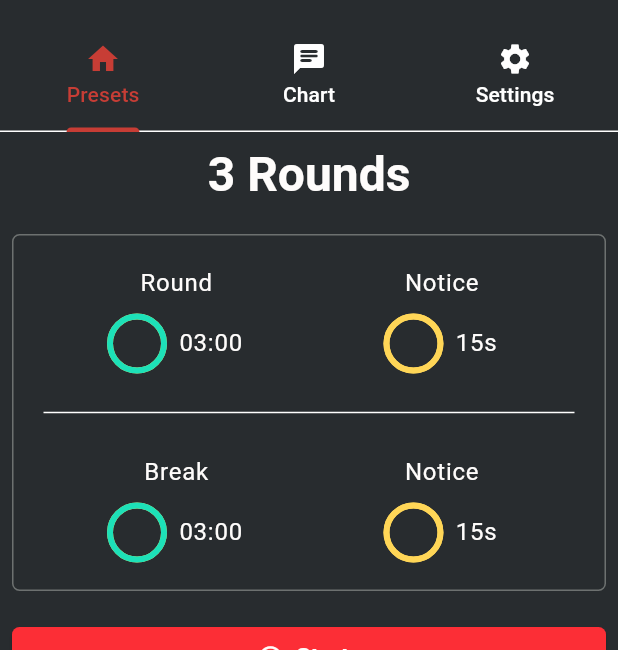
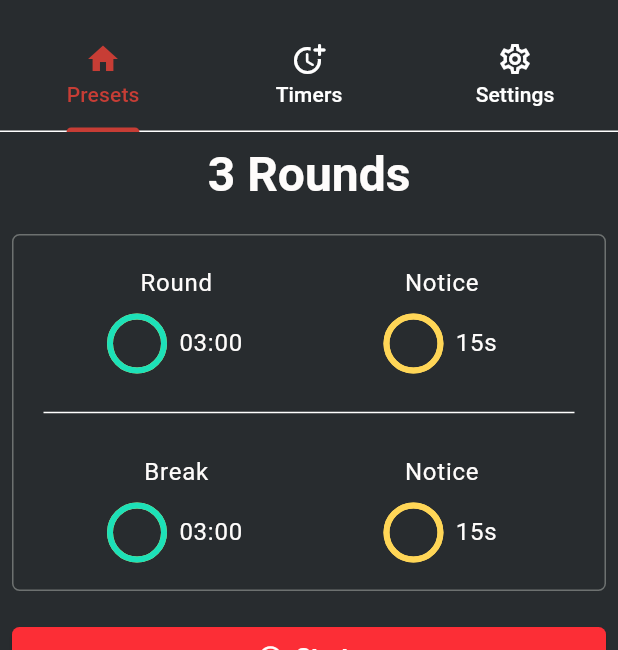
Before and after one commit to ISCIrvingDev/flutter-boxing-timer, a Flutter app: the screen it shows after launch, on a phone screen of 412 x 824 dp, the part 63-713 px from its top. Run offline on Flutter 3.47's test engine with Material 3 defaults, Android fonts, the phone set to English and light mode, and no system bars.

Commit message:
Set Icons to the Tabs

```diff
--- a/lib/pages/home/home.page.dart
+++ b/lib/pages/home/home.page.dart
@@ -22,8 +22,8 @@ class _HomePageState extends State<HomePage> {
         bottom: TabBar(
           tabs: [
             Tab(icon: Icon(Icons.home), text: 'Presets'),
-            Tab(icon: Icon(Icons.chat_rounded), text: 'Chart'),
-            Tab(icon: Icon(Icons.settings), text: 'Settings'),
+            Tab(icon: Icon(Icons.more_time_rounded), text: 'Timers'),
+            Tab(icon: Icon(Icons.settings_outlined), text: 'Settings'),
           ],
         ),
       ),
@@ -33,11 +33,11 @@ class _HomePageState extends State<HomePage> {
             CurrentTimerTab(),
             Container(
               color: Colors.redAccent,
-              child: const Icon(Icons.chat_rounded),
+              child: const Icon(Icons.more_time_rounded),
             ),
             Container(
               color: Colors.orangeAccent,
-              child: const Icon(Icons.settings),
+              child: const Icon(Icons.settings_outlined),
             ),
           ],
         ),
```
